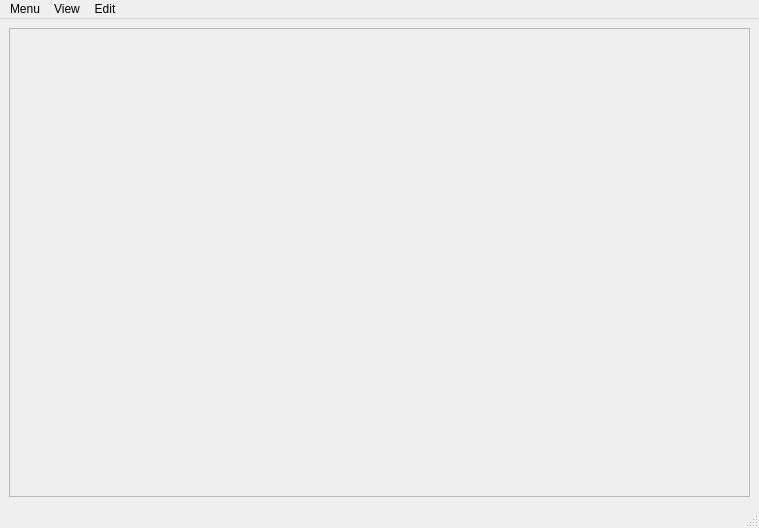
Qt form ui/mainwindow.ui (YotsuyaNight/reddit-notifier) before a commit.
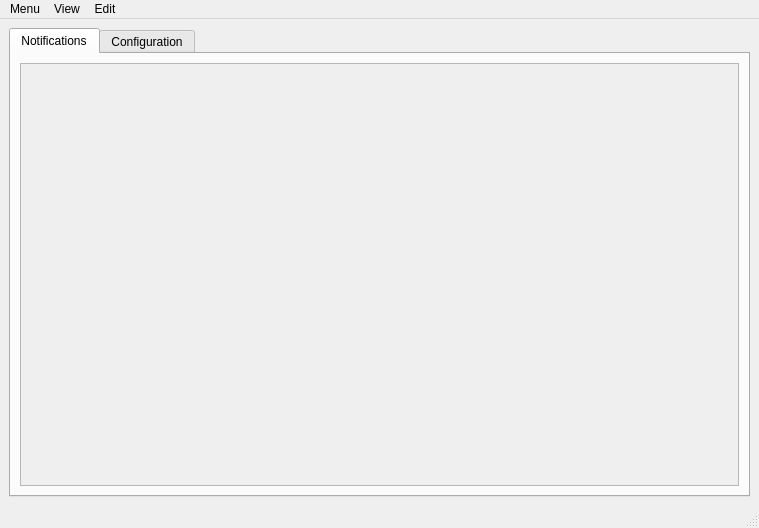
The same form after that commit.

```diff
--- a/ui/mainwindow.ui
+++ b/ui/mainwindow.ui
@@ -16,6 +16,16 @@
   <widget class="QWidget" name="centralwidget">
    <layout class="QGridLayout" name="gridLayout">
     <item row="0" column="0">
+     <widget class="QTabWidget" name="tabWidget">
+      <property name="currentIndex">
+       <number>0</number>
+      </property>
+      <widget class="QWidget" name="tab_1">
+       <attribute name="title">
+        <string>Notifications</string>
+       </attribute>
+       <layout class="QGridLayout" name="gridLayout_2">
+        <item row="0" column="0">
      <widget class="QScrollArea" name="scrollArea">
       <property name="widgetResizable">
        <bool>true</bool>
@@ -25,8 +35,8 @@
         <rect>
          <x>0</x>
          <y>0</y>
-         <width>739</width>
-         <height>455</height>
+             <width>715</width>
+             <height>405</height>
         </rect>
        </property>
        <layout class="QVBoxLayout" name="verticalLayout">
@@ -34,6 +44,15 @@
          <layout class="QVBoxLayout" name="postView"/>
         </item>
        </layout>
+          </widget>
+         </widget>
+        </item>
+       </layout>
+      </widget>
+      <widget class="QWidget" name="tab_2">
+       <attribute name="title">
+        <string>Configuration</string>
+       </attribute>
       </widget>
      </widget>
     </item>
```
Lines whose indentation alone changed are shown as unchanged.
